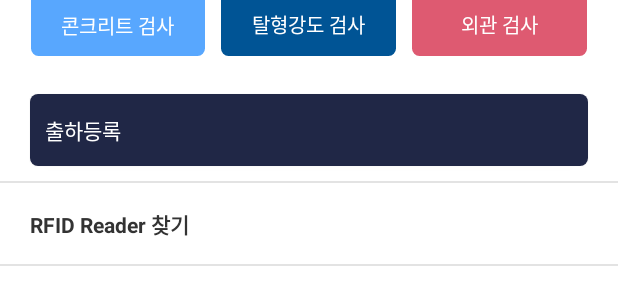
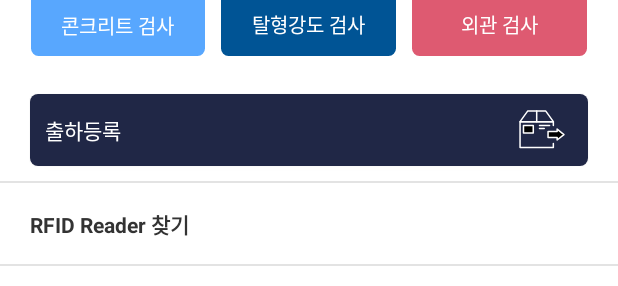
Before and after one commit to withmind-android/RFID, an Android app: the layout content_main.xml on its own in the app's theme, with its tools: preview values and no code run, on a phone screen of 412 x 824 dp. Shown: the part 342-628 px from the top of the screen. Run offline under Robolectric (Android 15) with nearby library versions, the phone set to English and light mode, and no system bars.

Commit message:
[Fix] QA - 오타수정 벽제 -> 벽체 - 스크롤바 수정 - 이미지 삭제기능 수정 - 출하등록 아이콘 추가

```diff
--- a/app/src/main/java/com/rfid/ui/detect/item/DetectItem1.kt
+++ b/app/src/main/java/com/rfid/ui/detect/item/DetectItem1.kt
@@ -6,7 +6,6 @@ import android.graphics.Bitmap
 import android.graphics.ImageDecoder
 import android.net.Uri
 import android.os.Build
-import android.provider.MediaStore
 import android.util.Base64
 import android.util.Log
 import android.view.View
@@ -212,7 +211,7 @@ class DetectItem1(
         val seven = 7
         val nineteen = 19
         when (type) {
-            "벽제" -> {
+            "벽체" -> {
                 binding.tvStandardWidth.text = "${width - five} ~ ${width + five}"
                 binding.tvStandardHeight.text = "${height - three} ~ ${height + three}"
                 binding.tvStandardLength.text = "${length - two} ~ ${length + five}"
--- a/app/src/main/java/com/rfid/ui/detect/item/DetectItem2.kt
+++ b/app/src/main/java/com/rfid/ui/detect/item/DetectItem2.kt
@@ -200,7 +200,7 @@ class DetectItem2(
 
     private fun setStandard(type: String) {
         when (type) {
-            "벽제" -> {
+            "벽체" -> {
                 binding.llItem2.visibility = View.GONE
                 binding.tvStandardThick1.text = getString(R.string.standard_thick_1)
             }
--- a/app/src/main/java/com/rfid/ui/detect/item/DetectItem6.kt
+++ b/app/src/main/java/com/rfid/ui/detect/item/DetectItem6.kt
@@ -211,7 +211,7 @@ class DetectItem6(
         val seven = 7
         val nineteen = 19
         when (type) {
-            "벽제" -> {
+            "벽체" -> {
                 binding.tvStandardWidth.text = "${width - five} ~ ${width + five}"
                 binding.tvStandardHeight.text = "${height - three} ~ ${height + three}"
                 binding.tvStandardLength.text = "${length - two} ~ ${length + five}"
--- a/app/src/main/java/com/rfid/ui/rfiddemo/RFIDDemoActivity.kt
+++ b/app/src/main/java/com/rfid/ui/rfiddemo/RFIDDemoActivity.kt
@@ -552,10 +552,6 @@ class RFIDDemoActivity : BaseActivityK<ActivityRfidDemoBinding>(R.layout.activit
                 }
                 // TODO idList 안에 mItems[i].name 을 담는다
                 // api 에 들어가는 값
-//                    idList.add("10001")
-//                    idList.add("10006")
-//                    idList.add("10011")
-//                    idList.add("10016")
                 idList.add("10003")
                 idList.add("10007")
                 idList.add("10013")
--- /dev/null
+++ b/app/src/main/res/drawable/icon_shipment.xml
@@ -0,0 +1,59 @@
+<vector xmlns:android="http://schemas.android.com/apk/res/android"
+    android:width="37dp"
+    android:height="37dp"
+    android:viewportWidth="37"
+    android:viewportHeight="37">
+  <group>
+    <clip-path
+        android:pathData="M0,0h37v37h-37z"/>
+    <path
+        android:pathData="M33,21.5l-4.5,-3.6v1.6h-6v4h6v1.6Z"
+        android:strokeLineJoin="round"
+        android:strokeWidth="1"
+        android:fillColor="#000000"
+        android:strokeColor="#fff"
+        android:strokeLineCap="round"/>
+    <path
+        android:pathData="M26,27.5L26,30L4,30L4,13h22v2.5"
+        android:strokeLineJoin="round"
+        android:strokeWidth="1"
+        android:fillColor="#00000000"
+        android:strokeColor="#fff"
+        android:strokeLineCap="round"/>
+    <path
+        android:pathData="M6.265,15.5h6.471v5h-6.471z"
+        android:strokeLineJoin="round"
+        android:strokeWidth="1"
+        android:fillColor="#000000"
+        android:strokeColor="#fff"
+        android:strokeLineCap="round"/>
+    <path
+        android:pathData="M26,13L4,13l5,-7h12Z"
+        android:strokeLineJoin="round"
+        android:strokeWidth="1"
+        android:fillColor="#00000000"
+        android:strokeColor="#fff"
+        android:strokeLineCap="round"/>
+    <path
+        android:pathData="M15,6L15,13"
+        android:strokeLineJoin="round"
+        android:strokeWidth="1"
+        android:fillColor="#00000000"
+        android:strokeColor="#fff"
+        android:strokeLineCap="round"/>
+    <path
+        android:pathData="M16.85,15.5L23.5,15.5"
+        android:strokeLineJoin="round"
+        android:strokeWidth="1"
+        android:fillColor="#00000000"
+        android:strokeColor="#fff"
+        android:strokeLineCap="round"/>
+    <path
+        android:pathData="M16.85,17.5L20,17.5"
+        android:strokeLineJoin="round"
+        android:strokeWidth="1"
+        android:fillColor="#00000000"
+        android:strokeColor="#fff"
+        android:strokeLineCap="round"/>
+  </group>
+</vector>
--- a/app/src/main/res/layout/content_main.xml
+++ b/app/src/main/res/layout/content_main.xml
@@ -162,6 +162,7 @@
                     android:layout_marginHorizontal="20dp"
                     android:layout_marginVertical="10dp"
                     android:text="@string/shipping_registration"
+                    android:drawableEnd="@drawable/icon_shipment"
                     app:layout_constraintBottom_toBottomOf="parent"
                     app:layout_constraintEnd_toEndOf="parent"
                     app:layout_constraintStart_toStartOf="parent"
--- a/app/src/main/res/layout/content_shipment.xml
+++ b/app/src/main/res/layout/content_shipment.xml
@@ -16,6 +16,7 @@
             android:orientation="vertical"
             android:scrollbars="vertical"
             android:fadeScrollbars="false"
+            android:scrollbarSize="15dp"
             app:layoutManager="androidx.recyclerview.widget.LinearLayoutManager"
             app:layout_constraintBottom_toTopOf="@+id/textView"
             app:layout_constraintEnd_toEndOf="parent"
--- a/app/src/main/res/layout/item_detect_3.xml
+++ b/app/src/main/res/layout/item_detect_3.xml
@@ -8,8 +8,10 @@
         android:layout_width="match_parent"
         android:layout_height="match_parent"
         android:background="@color/white"
+        android:fadeScrollbars="false"
         android:fillViewport="true"
         android:isScrollContainer="true"
+        android:scrollbarSize="15dp"
         android:scrollbars="vertical">
 
         <androidx.constraintlayout.widget.ConstraintLayout
```
Also changed, not shown: app/src/main/java/com/rfid/adapter/DetectPictureAdapter.kt (+30 -3 lines), 3 other files.
